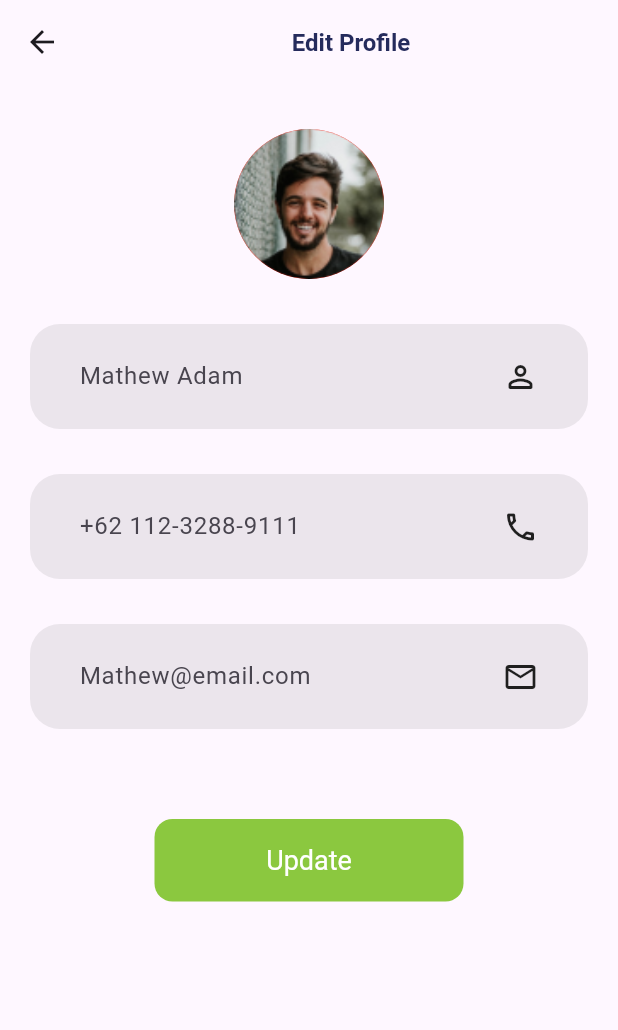
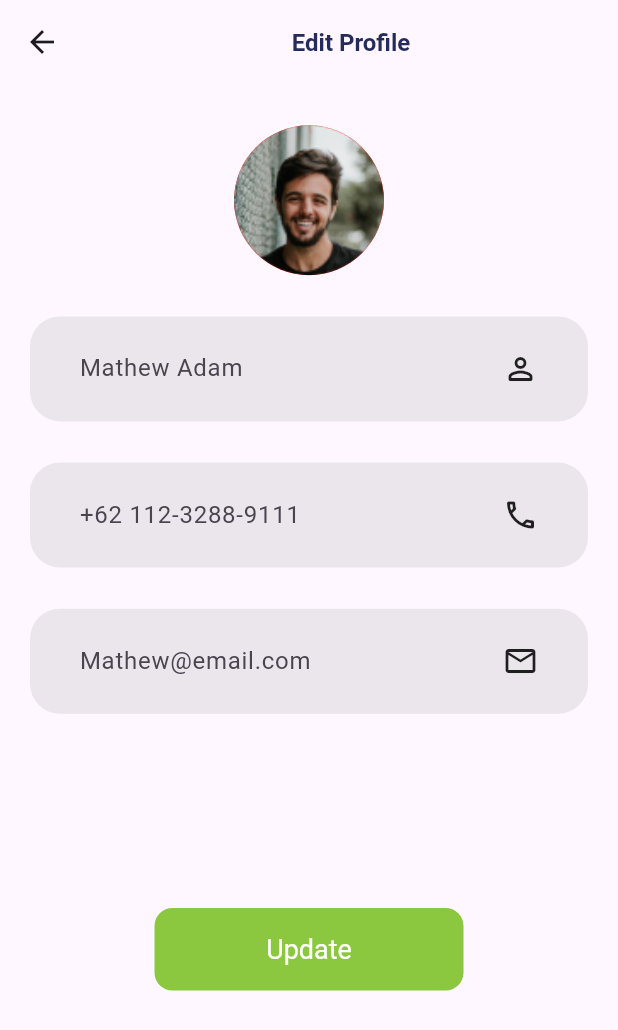
Before and after one commit to ShubhamAher-Leometric/myprofilescreen, a Flutter app: the ProfileScreen screen opened directly, on a phone screen of 412 x 824 dp. Shown: the top 1030 px of the screen. Run offline on Flutter 3.47's test engine with Material 3 defaults, Android fonts, the phone set to English and light mode, and no system bars; our stand-ins replace persistent_bottom_nav_bar_v2, pinput; Roboto replaces fonts that are missing (OpenSans-SemiBold).

Commit message:
button issue resolved

```diff
--- a/lib/user_profile/profile_screen.dart
+++ b/lib/user_profile/profile_screen.dart
@@ -14,37 +14,42 @@ class _ProfileScreenState extends State<ProfileScreen> {
   @override
   Widget build(BuildContext context) {
     return Scaffold(
-      appBar: AppBar(title: Center(
-          child: Text('Edit Profile',
-            style: TextStyle(fontSize: 16,
+      appBar: AppBar(
+        title: Center(
+          child: Text(
+            'Edit Profile',
+            style: TextStyle(
+                fontSize: 16,
                 fontWeight: FontWeight.w700,
-                color: apptextcolor2),),
+                color: apptextcolor2),
+          ),
         ),
       ),
       body: Column(
         children: [
-          Column(
+          Container(height: MediaQuery.of(context).size.height/1.5,
+            child: Column(
               crossAxisAlignment: CrossAxisAlignment.center,
               children: [
-              SizedBox(height: 30,),
+                SizedBox(
+                  height: MediaQuery.of(context).size.height/30,
+                ),
                 CircleAvatar(
                   radius: 50,
                   backgroundColor: Colors.red,
                   backgroundImage: AssetImage('assets/user_image.png'),
                 ),
-              Column(
-                crossAxisAlignment: CrossAxisAlignment.center,
-                children: [
-                  SizedBox(height: 30,),
+                SizedBox(
+                  height: MediaQuery.of(context).size.height/30,
+                ),
                 Padding(
-                    padding: const EdgeInsets.only(left: 20.0,right: 20.0),
+                  padding: const EdgeInsets.only(left: 20.0, right: 20.0),
                   child: Container(
                     height: 70,
                     decoration: BoxDecoration(
                       color: Colors.grey.withOpacity(0.2),
                       border: Border.all(color: Colors.transparent),
-                        borderRadius: BorderRadius.circular(
-                            20),
+                      borderRadius: BorderRadius.circular(20),
                     ),
                     child: Row(
                       children: [
@@ -61,20 +66,25 @@ class _ProfileScreenState extends State<ProfileScreen> {
                           ),
                         ),
                         Spacer(),
-                          Icon(Icons.perm_identity_rounded,),
+                        Icon(
+                          Icons.perm_identity_rounded,
+                        ),
                         Spacer(),
                       ],
                     ),
                   ),
                 ),
-                  SizedBox(height: 30,),
+                SizedBox(
+                  height: MediaQuery.of(context).size.height/30,
+                ),
                 Padding(
-                    padding: const EdgeInsets.only(left: 20.0,right: 20.0),
+                  padding: const EdgeInsets.only(left: 20.0, right: 20.0),
                   child: Container(
                     height: 70,
                     decoration: BoxDecoration(
                       color: Colors.grey.withOpacity(0.2),
-                        border: Border.all(color: Colors.transparent), // Border color
+                      border: Border.all(color: Colors.transparent),
+                      // Border color
                       borderRadius: BorderRadius.circular(
                           20), // Border radius to make it circular
                     ),
@@ -93,20 +103,25 @@ class _ProfileScreenState extends State<ProfileScreen> {
                           ),
                         ),
                         Spacer(),
-                          Icon(Icons.local_phone_outlined,),
+                        Icon(
+                          Icons.local_phone_outlined,
+                        ),
                         Spacer(),
                       ],
                     ),
                   ),
                 ),
-                  SizedBox(height: 30,),
+                SizedBox(
+                  height: MediaQuery.of(context).size.height/30,
+                ),
                 Padding(
-                    padding: const EdgeInsets.only(left: 20.0,right: 20.0),
+                  padding: const EdgeInsets.only(left: 20.0, right: 20.0),
                   child: Container(
                     height: 70,
                     decoration: BoxDecoration(
                       color: Colors.grey.withOpacity(0.2),
-                        border: Border.all(color: Colors.transparent), // Border color
+                      border: Border.all(color: Colors.transparent),
+                      // Border color
                       borderRadius: BorderRadius.circular(
                           20), // Border radius to make it circular
                     ),
@@ -125,20 +140,23 @@ class _ProfileScreenState extends State<ProfileScreen> {
                           ),
                         ),
                         Spacer(),
-                          Icon(Icons.mail_outline_outlined,),
+                        Icon(
+                          Icons.mail_outline_outlined,
+                        ),
                         Spacer(),
                       ],
                     ),
                   ),
                 ),
-                  SizedBox(height: 60,),
-                  CustomElevatedButton(title: 'Update', color: appprimary,
-                      textColor: apptextcolor,
-                      size: MediaQuery.of(context).size.width/2,
-                      onPressed: (){})
               ],
             ),
-            ],
+          ),
+          CustomElevatedButton(
+            title: 'Update',
+            color: appprimary,
+            textColor: apptextcolor,
+            size: MediaQuery.of(context).size.width / 2,
+            onPressed: () {},
           ),
         ],
       ),
```
Lines whose indentation alone changed are shown as unchanged.
